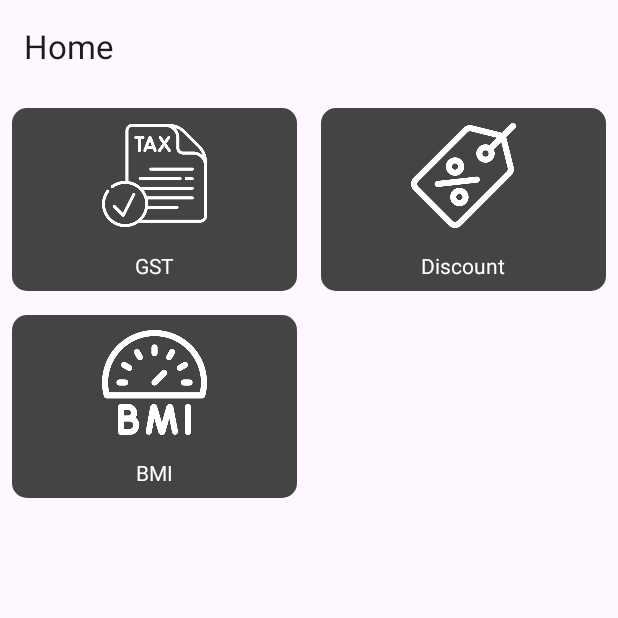
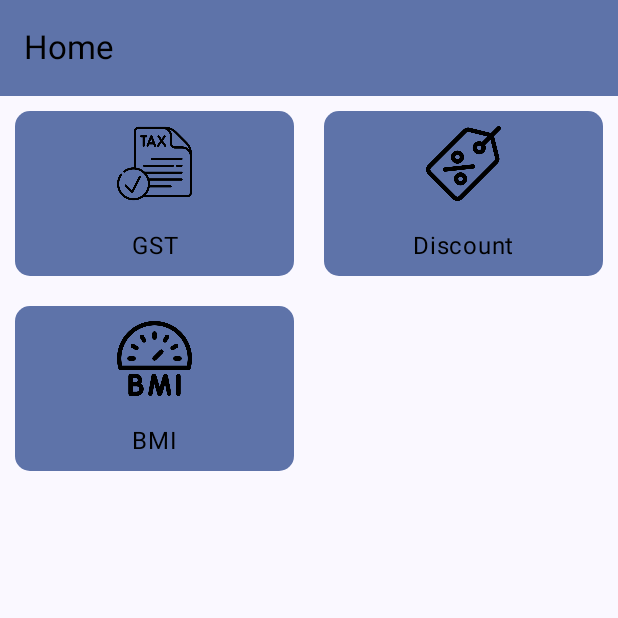
Before and after one commit to arghadasofficial/unit-converterx-android, an Android app built with Jetpack Compose: the screen it shows after launch (MainActivity), on a phone screen of 412 x 824 dp, the top half of it. Run offline under Robolectric (Android 15) with nearby library versions, the phone set to English and light mode, and no system bars; our stand-ins replace livedata-compose.

```diff
--- a/app/src/main/java/com/scriptintech/unitconverterx/MainActivity.kt
+++ b/app/src/main/java/com/scriptintech/unitconverterx/MainActivity.kt
@@ -4,24 +4,40 @@ import android.content.Context
 import android.os.Bundle
 import androidx.activity.ComponentActivity
 import androidx.activity.compose.setContent
+import androidx.compose.foundation.layout.fillMaxSize
+import androidx.compose.material3.ColorScheme
 import androidx.compose.material3.ExperimentalMaterial3Api
+import androidx.compose.material3.MaterialTheme
 import androidx.compose.material3.Scaffold
+import androidx.compose.material3.Surface
 import androidx.compose.material3.Text
 import androidx.compose.material3.TopAppBar
+import androidx.compose.material3.TopAppBarDefaults.topAppBarColors
 import androidx.compose.runtime.Composable
 import androidx.compose.runtime.getValue
+import androidx.compose.ui.Modifier
+import androidx.compose.ui.graphics.Color
 import androidx.compose.ui.platform.LocalContext
 import androidx.compose.ui.tooling.preview.Preview
 import androidx.navigation.compose.currentBackStackEntryAsState
 import androidx.navigation.compose.rememberNavController
 import com.scriptintech.unitconverterx.navigations.SetupNavGraph
 import com.scriptintech.unitconverterx.navigations.getNavigationItemsList
+import com.scriptintech.unitconverterx.ui.theme.UnitConverterXTheme
 
 class MainActivity : ComponentActivity() {
     override fun onCreate(savedInstanceState: Bundle?) {
         super.onCreate(savedInstanceState)
         setContent {
-            App()
+            UnitConverterXTheme {
+                // A surface container using the 'background' color from the theme
+                Surface(
+                    modifier = Modifier.fillMaxSize(),
+                    color = MaterialTheme.colorScheme.background
+                ) {
+                    App()
+                }
+            }
         }
     }
 }
@@ -43,9 +59,12 @@ fun App() {
 
     Scaffold(
         topBar = {
-            TopAppBar(title = {
-                Text(text = topBarTitle)
-            })
+            TopAppBar(
+                title = { Text(text = topBarTitle) }, colors = topAppBarColors(
+                    containerColor = MaterialTheme.colorScheme.primaryContainer,
+                    titleContentColor = Color.Black
+                )
+            )
         }
     ) {
         SetupNavGraph(
--- /dev/null
+++ b/app/src/main/java/com/scriptintech/unitconverterx/screens/DataScreen.kt
@@ -0,0 +1 @@
+package com.scriptintech.unitconverterx.screens
--- a/app/src/main/java/com/scriptintech/unitconverterx/screens/HomeScreen.kt
+++ b/app/src/main/java/com/scriptintech/unitconverterx/screens/HomeScreen.kt
@@ -2,6 +2,7 @@ package com.scriptintech.unitconverterx.screens
 
 import androidx.compose.foundation.background
 import androidx.compose.foundation.clickable
+import androidx.compose.foundation.layout.Arrangement
 import androidx.compose.foundation.layout.Box
 import androidx.compose.foundation.layout.Column
 import androidx.compose.foundation.layout.PaddingValues
@@ -13,6 +14,7 @@ import androidx.compose.foundation.lazy.grid.GridCells
 import androidx.compose.foundation.lazy.grid.LazyVerticalGrid
 import androidx.compose.foundation.shape.RoundedCornerShape
 import androidx.compose.material3.Icon
+import androidx.compose.material3.MaterialTheme
 import androidx.compose.material3.Text
 import androidx.compose.runtime.Composable
 import androidx.compose.runtime.getValue
@@ -69,22 +71,25 @@ private fun NavigationCard(item: NavigationItem, onItemClick: (String) -> Unit)
 
     Column(
         modifier = Modifier
-            .padding(8.dp)
+            .padding(10.dp)
             .clickable { onItemClick(item.route) }
-            .background(Color.DarkGray, shape) // Background color for the card
+            .background(
+                MaterialTheme.colorScheme.primaryContainer,
+                shape
+            ) // Background color for the card
             .fillMaxSize() // Make the card square
     ) {
         Box(
             modifier = Modifier
                 .padding(10.dp)
-                .size(70.dp) // Adjust size as needed
+                .size(50.dp) // Adjust size as needed
                 .align(Alignment.CenterHorizontally)
         ) {
             Icon(
                 painter = painterResource(id = item.icon),
                 contentDescription = "Icon",
                 modifier = Modifier.fillMaxWidth(),
-                tint = Color.White
+                tint = Color.Black
             )
         }
         Text(
@@ -93,7 +98,7 @@ private fun NavigationCard(item: NavigationItem, onItemClick: (String) -> Unit)
             modifier = Modifier
                 .fillMaxWidth()
                 .padding(8.dp),
-            color = Color.White // Color for the title text
+            color = Color.Black // Color for the title text
         )
     }
 }
--- /dev/null
+++ b/app/src/main/java/com/scriptintech/unitconverterx/viewmodels/DataViewModel.kt
@@ -0,0 +1,4 @@
+package com.scriptintech.unitconverterx.viewmodels
+
+class DataViewModel {
+}
```
